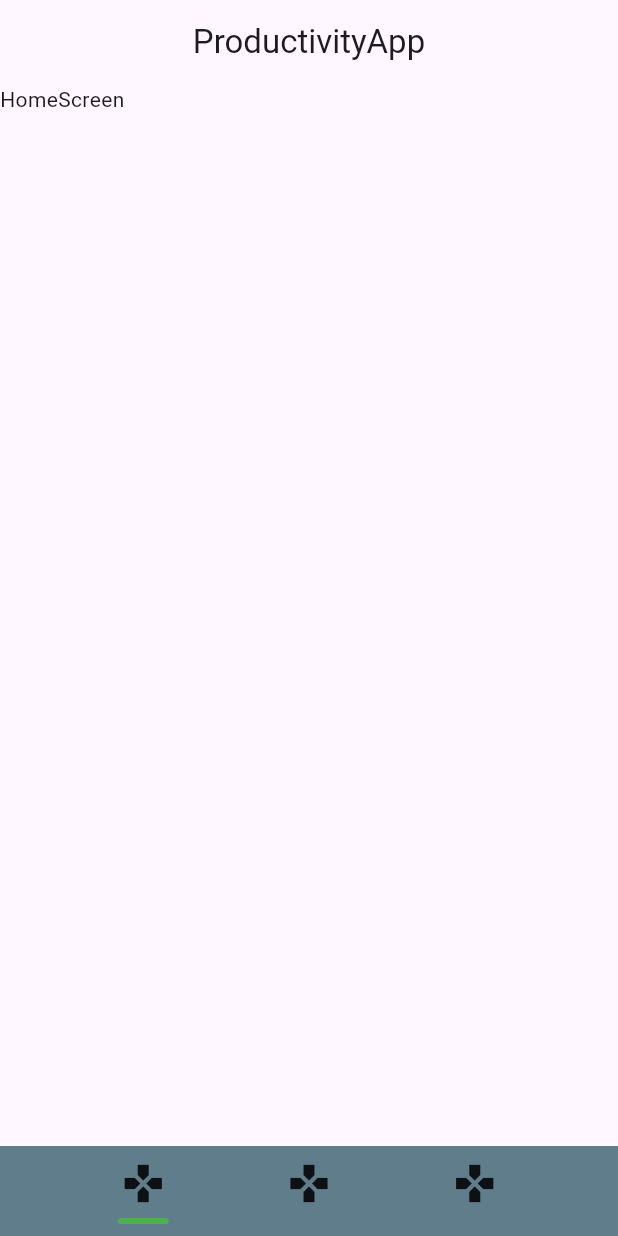
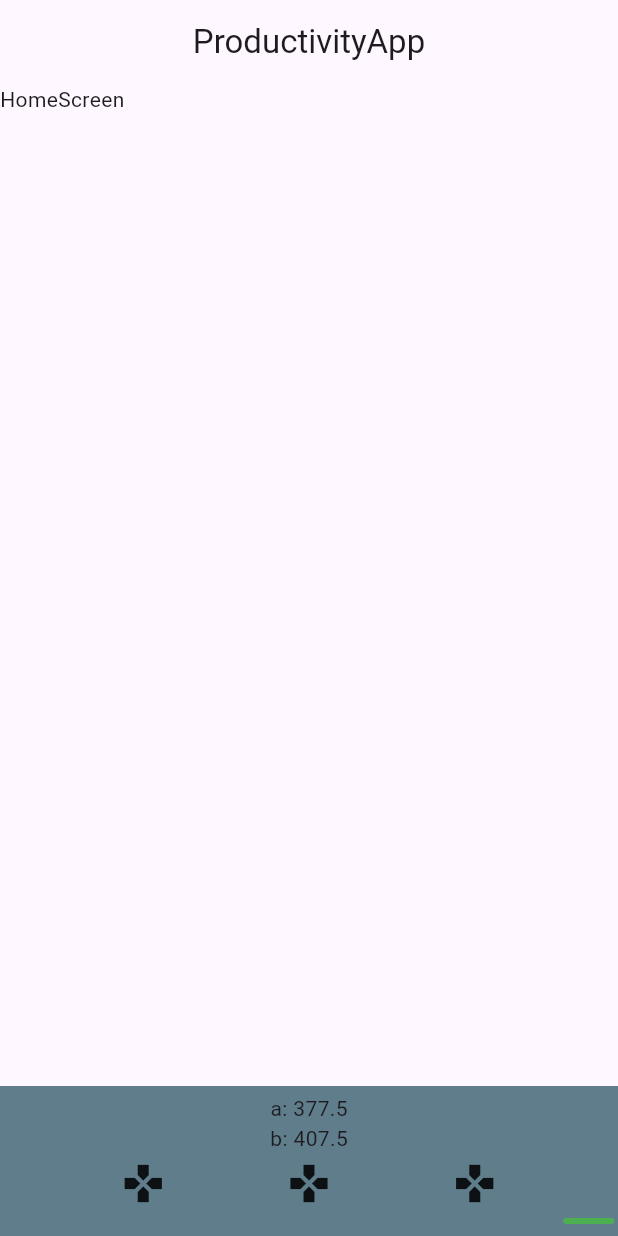
Before and after one commit to JoseYe628/productivity_app, a Flutter app: the screen it shows after launch, on a phone screen of 412 x 824 dp. Run offline on Flutter 3.47's test engine with Material 3 defaults, Android fonts, the phone set to English and light mode, and no system bars; our stand-ins replace flutter_bloc.

Commit message:
CustomBottomBar: Solución bug de snackbar

```diff
--- a/lib/screens/home/home_screen.dart
+++ b/lib/screens/home/home_screen.dart
@@ -10,7 +10,6 @@ class HomeScreen extends StatelessWidget {
   Widget build(BuildContext context){
 
     final homeRouteCubit = BlocProvider.of<HomeRouteCubit>(context);
-    final widthDevice = MediaQuery.of(context).size.width;
 
     return Scaffold(
       appBar: AppBar(
@@ -21,7 +20,6 @@ class HomeScreen extends StatelessWidget {
         child: Text("HomeScreen"),
       ),
       bottomNavigationBar: CustomBottomNavigationBar(
-        initialWidthDevice: widthDevice,
         items: [
           CustomBottomNavigationItem(
             callback: (){
--- a/lib/widgets/custom_bottom_navigation_bar/custom_bottom_navigation_bar.dart
+++ b/lib/widgets/custom_bottom_navigation_bar/custom_bottom_navigation_bar.dart
@@ -5,10 +5,9 @@ import 'package:productivity_app/blocs/blocs.dart';
 import 'package:productivity_app/widgets/custom_bottom_navigation_bar/widgets/widgets.dart';
 
 class CustomBottomNavigationBar extends StatefulWidget {
-  CustomBottomNavigationBar({super.key, required this.items, required this.initialWidthDevice});
+  CustomBottomNavigationBar({super.key, required this.items});
 
   List<CustomBottomNavigationItem> items;
-  double initialWidthDevice;
 
   @override
   State<CustomBottomNavigationBar> createState() => _CustomBottomNavigationBarState();
@@ -22,12 +21,17 @@ class _CustomBottomNavigationBarState extends State<CustomBottomNavigationBar> w
 
   late double currentPointA;
   late double currentPointB;
+  late double otroCurrentPointA;
+  late double otroCurrentPointB;
+  var deviceWidth = WidgetsBinding.instance.platformDispatcher.views.first.display.size.width / WidgetsBinding.instance.platformDispatcher.views.first.display.devicePixelRatio;
+
   int currentIndex = 0;
 
   @override
   void initState() {
     int lenItems = widget.items.length;
-    double deviceWidth = widget.initialWidthDevice;
+
+    print(deviceWidth);
     double itemWidth = 30;
     double remainder = (deviceWidth - (lenItems*itemWidth))/(lenItems + 1);
     setState(() {
@@ -35,8 +39,8 @@ class _CustomBottomNavigationBarState extends State<CustomBottomNavigationBar> w
       currentPointB = remainder + itemWidth;
     });
     controller = AnimationController(duration: Duration(milliseconds: 500), vsync: this);
-    animationPointA = Tween(begin: currentPointA, end: currentPointB).animate(controller);
-    animationPointB = Tween(begin: currentPointA, end: currentPointB).animate(controller);
+    animationPointA = Tween(begin: currentPointA+20, end: currentPointB+10).animate(controller);
+    animationPointB = Tween(begin: currentPointA+20, end: currentPointB+10).animate(controller);
     controller.addListener((){
       setState(() {
         currentPointA = animationPointA.value;
@@ -55,7 +59,6 @@ class _CustomBottomNavigationBarState extends State<CustomBottomNavigationBar> w
   void moveSnack(int index){
     if (currentIndex == index) return;
     int lenItems = widget.items.length;
-    double deviceWidth = widget.initialWidthDevice;
     double itemWidth = 30;
     double remainder = (deviceWidth - (lenItems*itemWidth))/(lenItems + 1);
     double newPointA = ((index + 1)*remainder) + (index*itemWidth);
@@ -77,6 +80,7 @@ class _CustomBottomNavigationBarState extends State<CustomBottomNavigationBar> w
   @override
   Widget build(BuildContext context){
 
+
     return Container(
       //height: 60,
       padding: const EdgeInsets.symmetric(vertical: 5),
@@ -88,12 +92,15 @@ class _CustomBottomNavigationBarState extends State<CustomBottomNavigationBar> w
         child: Column(
           mainAxisSize: MainAxisSize.min,
           children: [
+            Text("a: $currentPointA"),
+            Text("b: $currentPointB"),
             Row(
               mainAxisAlignment: MainAxisAlignment.spaceEvenly,
               children: widget.items,
             ),
             SnackNavigation(pointA: currentPointA, pointB: currentPointB,)
           ],
+
         ),
       ),
     );
```
